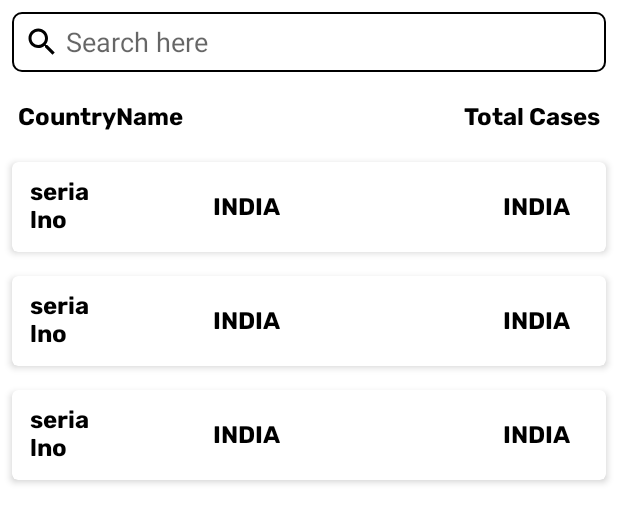
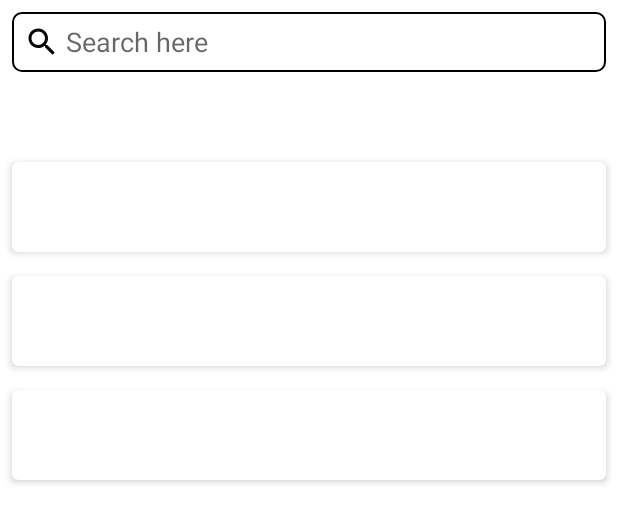
Before and after one commit to sharmavats/Realtimecovid19tracker, an Android app: the layout activity_country.xml on its own in the app's theme, with its tools: preview values and no code run, on a phone screen of 412 x 824 dp. Shown: the top 523 px of the screen. Run offline under Robolectric (Android 15) with nearby library versions, the phone set to English and light mode, and no system bars.

Commit message:
apply some changes in UI Design

```diff
--- a/app/src/main/res/layout/activity_country.xml
+++ b/app/src/main/res/layout/activity_country.xml
@@ -31,7 +31,7 @@
             android:layout_alignParentStart="true"
             android:layout_marginStart="12dp"
             android:text="CountryName"
-            android:textColor="@color/black"
+            android:textColor="@color/white"
             android:textSize="@dimen/text_size"
             android:fontFamily="@font/rubik_bold" />
 
@@ -40,7 +40,7 @@
             android:layout_height="wrap_content"
             android:layout_alignParentEnd="true"
             android:text="Total Cases"
-            android:textColor="@color/black"
+            android:textColor="@color/white"
             android:layout_marginEnd="12dp"
             android:textSize="@dimen/text_size"
             android:fontFamily="@font/rubik_bold" />
--- a/app/src/main/res/layout/activity_splashscreen.xml
+++ b/app/src/main/res/layout/activity_splashscreen.xml
@@ -19,7 +19,7 @@
         android:id="@+id/textView"
         android:layout_width="wrap_content"
         android:layout_height="wrap_content"
-        android:text="REALTIME COVID-19 APP"
+        android:text="REALTIME COVID-19         APP"
         android:textColor="@color/white"
         android:textSize="35sp"
         app:layout_constraintBottom_toBottomOf="@+id/imageView"
--- a/app/src/main/res/layout/country_item_layout.xml
+++ b/app/src/main/res/layout/country_item_layout.xml
@@ -17,9 +17,9 @@
             android:layout_height="wrap_content"
             android:layout_alignParentStart="true"
             android:text="serialno"
-            android:textColor="@color/black"
+            android:textColor="@color/white"
             android:layout_centerVertical="true"
-            android:layout_marginEnd="12dp"
+            android:layout_marginEnd="5dp"
             android:textSize="@dimen/text_size"
             android:fontFamily="@font/rubik_bold" />
         <ImageView
@@ -34,7 +34,7 @@
             android:layout_height="wrap_content"
             android:text="INDIA"
             android:layout_toEndOf="@id/countryimage"
-            android:textColor="@color/black"
+            android:textColor="@color/white"
             android:layout_centerVertical="true"
             android:layout_marginEnd="12dp"
             android:textSize="@dimen/text_size"
@@ -46,7 +46,7 @@
             android:layout_height="wrap_content"
             android:text="INDIA"
             android:layout_alignParentEnd="true"
-            android:textColor="@color/black"
+            android:textColor="@color/white"
             android:layout_centerVertical="true"
             android:layout_marginEnd="12dp"
             android:textSize="@dimen/text_size"
```
